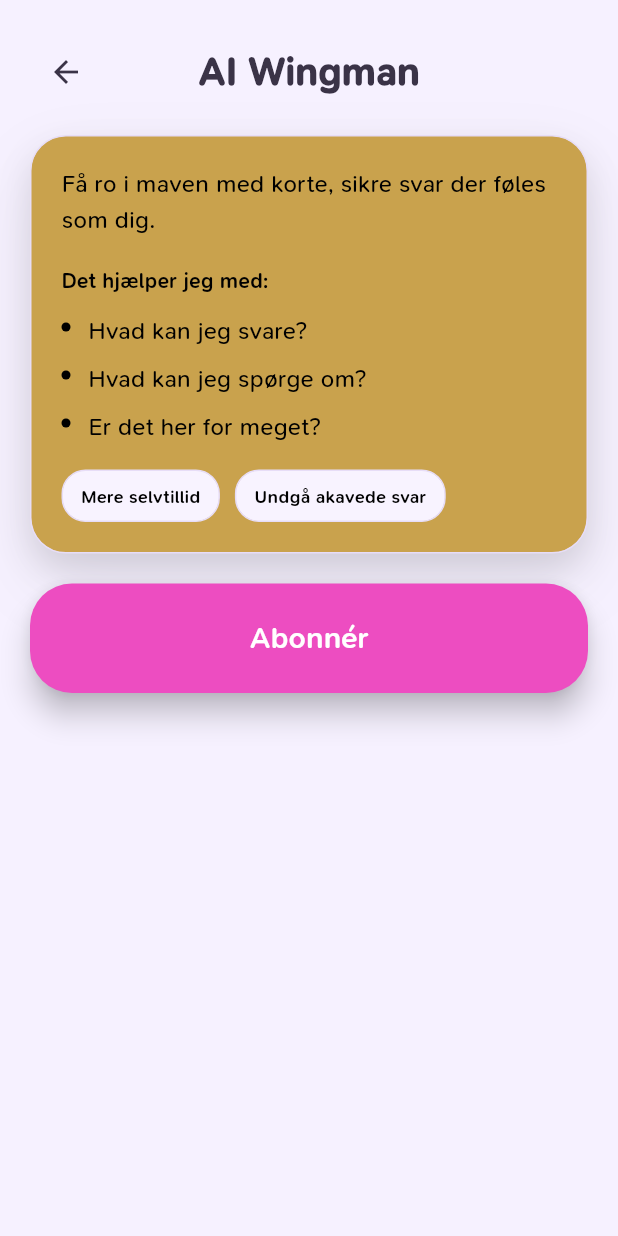
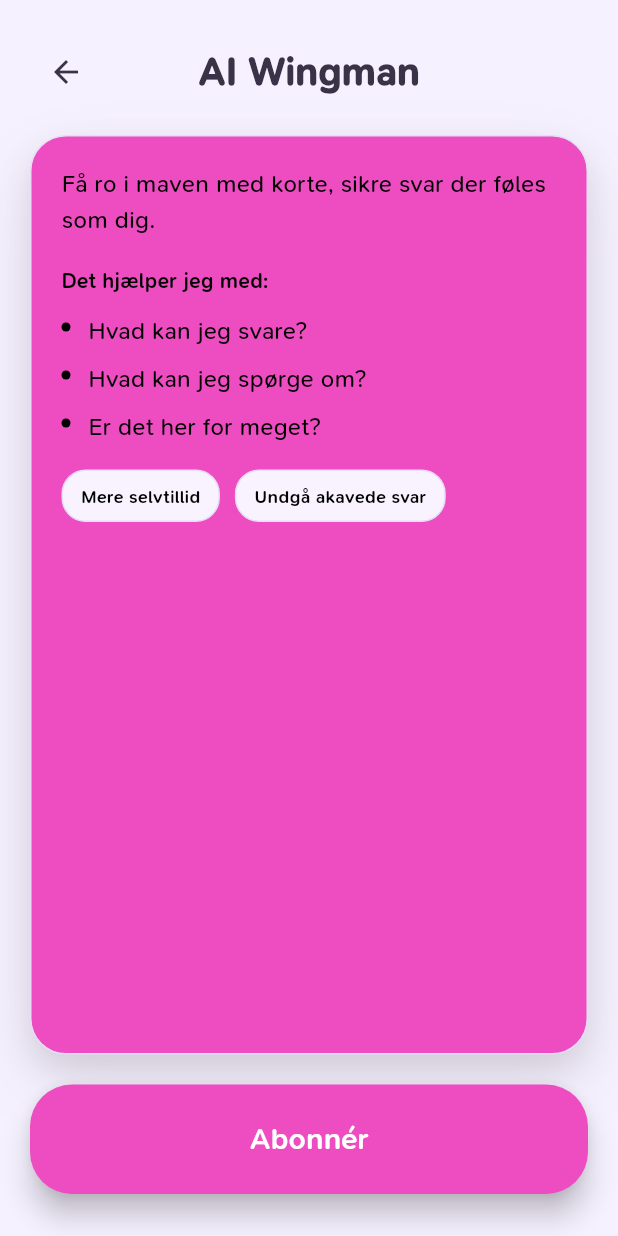
Before and after one commit to AmodioR/blind-date-app, a Flutter app: the WingmanScreen screen opened directly, on a phone screen of 412 x 824 dp. Run offline on Flutter 3.47's test engine with Material 3 defaults, Android fonts, the phone set to English and light mode, and no system bars.

Commit message:
Make wingman card dominant

```diff
--- a/lib/screens/wingman_screen.dart
+++ b/lib/screens/wingman_screen.dart
@@ -36,10 +36,11 @@ class WingmanScreen extends StatelessWidget {
                 ],
               ),
               const SizedBox(height: 18),
-              Container(
+              Expanded(
+                child: Container(
                   padding: const EdgeInsets.all(20),
                   decoration: BoxDecoration(
-                  color: AppColors.wingmanGoldSoft,
+                    color: AppColors.primary,
                     borderRadius: BorderRadius.circular(24),
                     border: Border.all(color: AppColors.border),
                     boxShadow: const [
@@ -54,6 +55,14 @@ class WingmanScreen extends StatelessWidget {
                         offset: Offset(0, 20),
                       ),
                     ],
+                  ),
+                  child: LayoutBuilder(
+                    builder: (context, constraints) {
+                      return SingleChildScrollView(
+                        physics: const ClampingScrollPhysics(),
+                        child: ConstrainedBox(
+                          constraints: BoxConstraints(
+                            minHeight: constraints.maxHeight,
                           ),
                           child: Column(
                             crossAxisAlignment: CrossAxisAlignment.start,
@@ -84,6 +93,11 @@ class WingmanScreen extends StatelessWidget {
                               SizedBox(height: 18),
                               _ValueCueRow(),
                             ],
+                          ),
+                        ),
+                      );
+                    },
+                  ),
                 ),
               ),
               const SizedBox(height: 20),
```
Lines whose indentation alone changed are shown as unchanged.
